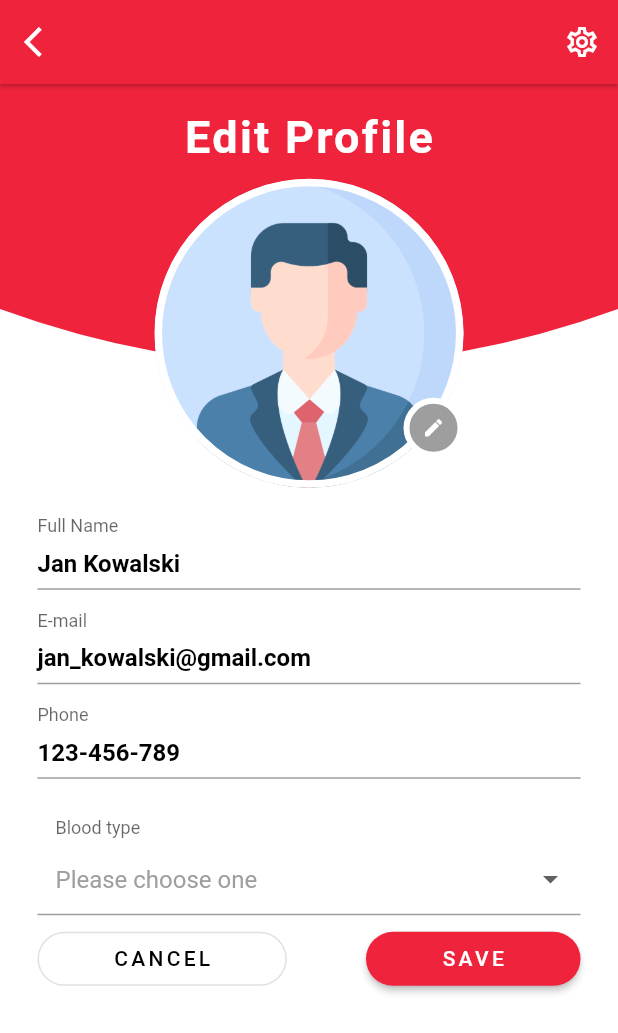
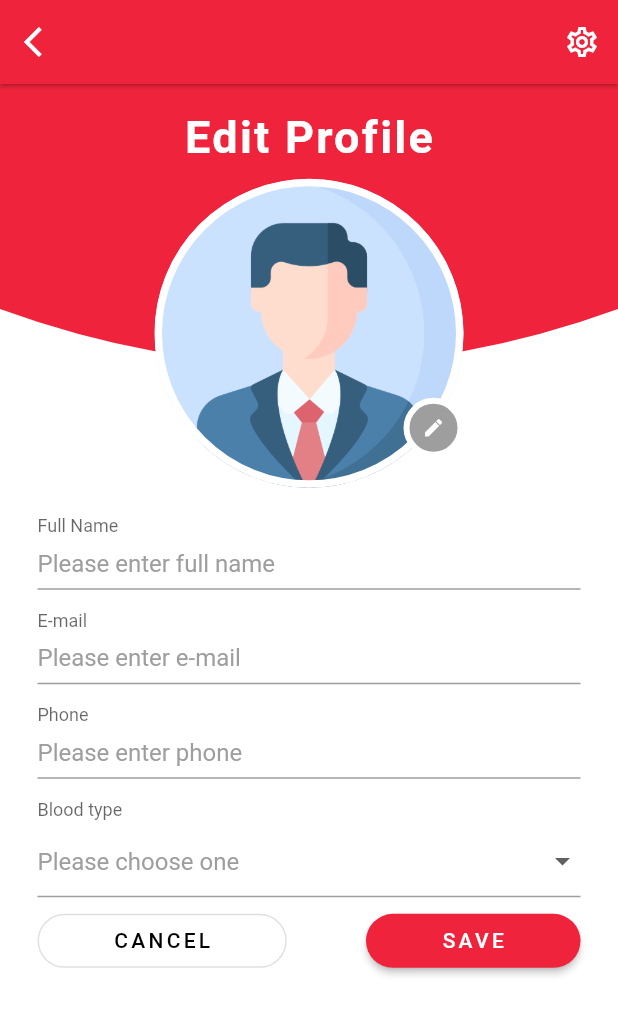
Before and after one commit to kamilZ01/donate_blood_app, a Flutter app: the ProfilePage screen opened directly, on a phone screen of 412 x 824 dp. Shown: the top 1033 px of the screen. Run offline on Flutter 3.47's test engine with Material 2 defaults, Android fonts, the phone set to English and light mode, and no system bars; drawn by our look-alikes of dropdown_formfield; our stand-ins replace cloud_firestore, firebase_auth, firebase_core, firebase_crashlytics, flutter_svg, flutter_swiper; missing offline and left inert: open_mail_app; accounts and stored records are empty.

Commit message:
get user information from firestore implemented,

```diff
--- a/lib/Screens/Login/components/body.dart
+++ b/lib/Screens/Login/components/body.dart
@@ -3,7 +3,7 @@
 // import 'package:donate_blood/Screens/Signup/signup_screen.dart';
 // import 'package:donate_blood/components/already_have_an_account_check.dart';
 // import 'package:donate_blood/components/rounded_button.dart';
-// import 'package:donate_blood/components/rounded_emial_field.dart';
+// import 'package:donate_blood/components/rounded_email_field.dart';
 // import 'package:donate_blood/components/rounded_password_field.dart';
 // import 'package:flutter/material.dart';
 
--- a/lib/Screens/Login/components/forgot_password_page.dart
+++ b/lib/Screens/Login/components/forgot_password_page.dart
@@ -1,6 +1,6 @@
 import 'package:donate_blood/Screens/Login/login_screen.dart';
 import 'package:donate_blood/components/rounded_button.dart';
-import 'package:donate_blood/components/rounded_emial_field.dart';
+import 'package:donate_blood/components/rounded_email_field.dart';
 import 'package:donate_blood/generated/l10n.dart';
 import 'package:donate_blood/services/authentication.dart';
 import 'package:flutter/cupertino.dart';
--- a/lib/Screens/ProfileDetails/profile_details_screen.dart
+++ b/lib/Screens/ProfileDetails/profile_details_screen.dart
@@ -1,7 +1,11 @@
+import 'package:cloud_firestore/cloud_firestore.dart';
 import 'package:donate_blood/Screens/HomeUserPage/home_page_screen.dart';
 import 'package:donate_blood/Screens/ProfileDetails/components/settings_page.dart';
 import 'package:donate_blood/components/header_curved_container.dart';
 import 'package:donate_blood/constants.dart';
+import 'package:donate_blood/generated/l10n.dart';
+import 'package:donate_blood/services/authentication.dart';
+import 'package:donate_blood/services/user_data.dart';
 import 'package:dropdown_formfield/dropdown_formfield.dart';
 import 'package:flutter/cupertino.dart';
 import 'package:flutter/material.dart';
@@ -161,14 +165,21 @@ class _ProfilePageState extends State<ProfilePage> {
                         ),
                         child: Column(
                           children: [
-                            buildTextField("Full Name", "Jan Kowalski", false),
-                            buildTextField(
-                                "E-mail", "jan_kowalski@gmail.com", true),
-                            buildTextField("Phone", "123-456-789", false),
+                            FutureBuilder(
+                              future: UserData().getUserData(),
+                              builder: (BuildContext context, AsyncSnapshot<DocumentSnapshot> snapshot) {
+                                if(snapshot.connectionState == ConnectionState.done){
+                                  _myActivity = snapshot.data.exists ? snapshot.data.data()["bloodGroup"] : _myActivity;
+                                  return Column(
+                                    children: [
+                                      buildTextField(S.current.fullName, snapshot.data.exists ? snapshot.data.data()["fullName"] : '', false),
+                                      buildTextField("E-mail", Auth().getCurrentUser().email, true),
+                                      buildTextField(S.current.phone, snapshot.data.exists ? snapshot.data.data()["phoneNumber"] : '', false),
                                       DropDownFormField(
+                                        contentPadding: EdgeInsets.zero,
                                         filled: false,
-                              titleText: "Blood type",
-                              hintText: "Please choose one",
+                                        titleText: S.current.bloodType,
+                                        hintText: S.current.pleaseChooseOne,
                                         value: _myActivity,
                                         onSaved: (value) {
                                           setState(() {
@@ -180,42 +191,43 @@ class _ProfilePageState extends State<ProfilePage> {
                                             _myActivity = value;
                                           });
                                         },
-                              dataSource: [
-                                {
-                                  "display": "AB+",
-                                  "value": "AB+",
-                                },
-                                {
-                                  "display": "AB-",
-                                  "value": "AB-",
-                                },
-                                {
-                                  "display": "A+",
-                                  "value": "A+",
-                                },
-                                {
-                                  "display": "A-",
-                                  "value": "A-",
-                                },
-                                {
-                                  "display": "B+",
-                                  "value": "B+",
-                                },
-                                {
-                                  "display": "B-",
-                                  "value": "B-",
-                                },
-                                {
-                                  "display": "0+",
-                                  "value": "0+",
-                                },
-                                {
-                                  "display": "0-",
-                                  "value": "0-",
-                                },
-                              ],
+                                        dataSource: UserData().getBloodGroups(),
                                         textField: "display",
                                         valueField: "value",
+                                      ),
+                                    ],
+                                  );
+                                } else if(snapshot.connectionState == ConnectionState.none) {
+                                  return Column(
+                                    children: [
+                                      buildTextField(S.current.fullName, S.current.loading, false),
+                                      buildTextField("E-mail", S.current.loading, true),
+                                      buildTextField(S.current.phone, S.current.loading, false),
+                                      DropDownFormField(
+                                        contentPadding: EdgeInsets.zero,
+                                        filled: false,
+                                        titleText: S.current.bloodType,
+                                        hintText: S.current.pleaseChooseOne,
+                                        value: _myActivity,
+                                        onSaved: (value) {
+                                          setState(() {
+                                            _myActivity = value;
+                                          });
+                                        },
+                                        onChanged: (value) {
+                                          setState(() {
+                                            _myActivity = value;
+                                          });
+                                        },
+                                        dataSource: UserData().getBloodGroups(),
+                                        textField: "display",
+                                        valueField: "value",
+                                      ),
+                                    ],
+                                  );
+                                }
+                                return CircularProgressIndicator();
+                              },
                             ),
                             SizedBox(
                               height: 5,
@@ -290,15 +302,14 @@ class _ProfilePageState extends State<ProfilePage> {
     return Padding(
       padding: const EdgeInsets.only(bottom: 15.0),
       child: TextFormField(
+        initialValue: placeholder,
         decoration: InputDecoration(
           contentPadding: EdgeInsets.only(bottom: 3),
           labelText: labelText,
           floatingLabelBehavior: FloatingLabelBehavior.always,
-          hintText: placeholder,
+          hintText: S.current.pleaseEnterValue(labelText.toLowerCase()),
           hintStyle: TextStyle(
-            fontSize: 16,
-            fontWeight: FontWeight.bold,
-            color: Colors.black,
+            color: Colors.grey.shade500,
           ),
         ),
         validator: (value) {
--- a/lib/Screens/Signup/components/body.dart
+++ b/lib/Screens/Signup/components/body.dart
@@ -5,7 +5,7 @@ import 'package:donate_blood/Screens/Signup/components/or_divider.dart';
 import 'package:donate_blood/Screens/Signup/components/social_icons.dart';
 import 'package:donate_blood/components/already_have_an_account_check.dart';
 import 'package:donate_blood/components/rounded_button.dart';
-import 'package:donate_blood/components/rounded_emial_field.dart';
+import 'package:donate_blood/components/rounded_email_field.dart';
 import 'package:donate_blood/components/rounded_password_field.dart';
 import 'package:flutter/cupertino.dart';
 import 'package:flutter/material.dart';
--- a/lib/Screens/Signup/signup_screen.dart
+++ b/lib/Screens/Signup/signup_screen.dart
@@ -1,7 +1,7 @@
 import 'package:donate_blood/Screens/Login/login_screen.dart';
 import 'package:donate_blood/components/already_have_an_account_check.dart';
 import 'package:donate_blood/components/rounded_button.dart';
-import 'package:donate_blood/components/rounded_emial_field.dart';
+import 'package:donate_blood/components/rounded_email_field.dart';
 import 'package:donate_blood/components/rounded_password_field.dart';
 import 'package:donate_blood/generated/l10n.dart';
 import 'package:donate_blood/services/authentication.dart';
@@ -31,7 +31,7 @@ class _SignUpScreenState extends State<SignUpScreen> {
     if (form.validate() && _password == _confirmPassword) {
       _email = _email.trim();
       return true;
-    } else {
+    } else if(form.validate()) {
       _errorMessage = S.current.differentPassword;
     }
     return false;
@@ -98,7 +98,7 @@ class _SignUpScreenState extends State<SignUpScreen> {
                   _confirmPassword = value;
                 }, S.current.confirmPassword, true),
                 RoundedButton(
-                  text: S.current.signUp,
+                  text: S.current.signUp.toUpperCase(),
                   press: () {
                     _validateAndSubmit().then((value) => {
                           if (!value)
--- a/lib/components/rounded_password_field.dart
+++ b/lib/components/rounded_password_field.dart
@@ -1,4 +1,3 @@
-import 'package:donate_blood/Screens/Login/login_screen.dart';
 import 'package:donate_blood/components/text_field_container.dart';
 import 'package:donate_blood/constants.dart';
 import 'package:donate_blood/generated/l10n.dart';
@@ -7,7 +6,7 @@ import 'package:flutter/material.dart';
 class RoundedPasswordField extends StatefulWidget {
   final ValueChanged<String> onChanged;
   final String hintText;
-  bool signUpForm;
+  final bool signUpForm;
 
   RoundedPasswordField(this.onChanged, this.hintText, this.signUpForm);
 
--- /dev/null
+++ b/lib/services/user_data.dart
@@ -0,0 +1,59 @@
+import 'package:cloud_firestore/cloud_firestore.dart';
+import 'package:donate_blood/services/authentication.dart';
+
+class UserData {
+  static UserData _userData;
+  CollectionReference users = FirebaseFirestore.instance.collection('users');
+  CollectionReference donations =
+      FirebaseFirestore.instance.collection('donations');
+
+  UserData._internal();
+
+  factory UserData() => _userData ?? UserData._internal();
+
+  Future<DocumentSnapshot> getUserData() async {
+    return await users.doc(Auth().getCurrentUser().uid).get();
+  }
+
+  Query getUserDonors() {
+    return donations
+        .where('userId', isEqualTo: Auth().getCurrentUser().uid);
+  }
+
+  List getBloodGroups() {
+    return [
+      {
+        "display": "AB+",
+        "value": "AB+",
+      },
+      {
+        "display": "AB-",
+        "value": "AB-",
+      },
+      {
+        "display": "A+",
+        "value": "A+",
+      },
+      {
+        "display": "A-",
+        "value": "A-",
+      },
+      {
+        "display": "B+",
+        "value": "B+",
+      },
+      {
+        "display": "B-",
+        "value": "B-",
+      },
+      {
+        "display": "0+",
+        "value": "0+",
+      },
+      {
+        "display": "0-",
+        "value": "0-",
+      }
+    ];
+  }
+}
```
Also changed, not shown: lib/Screens/HomeUserPage/components/home_screen.dart (+7 -4 lines), lib/Screens/HomeUserPage/components/user_information.dart (+30 -15 lines), lib/Screens/Login/login_screen.dart (+5 -7 lines), lib/Screens/ProfileDetails/components/user_detail.dart (+20 -6 lines), lib/Screens/Welcome/components/body.dart (+5 -5 lines), lib/l10n/intl_en.arb (+18 -6 lines), lib/components/rounded_email_field.dart (renamed from lib/components/rounded_emial_field.dart), lib/generated/intl/messages_en.dart, lib/generated/l10n.dart. Lines whose indentation alone changed are shown as unchanged.
